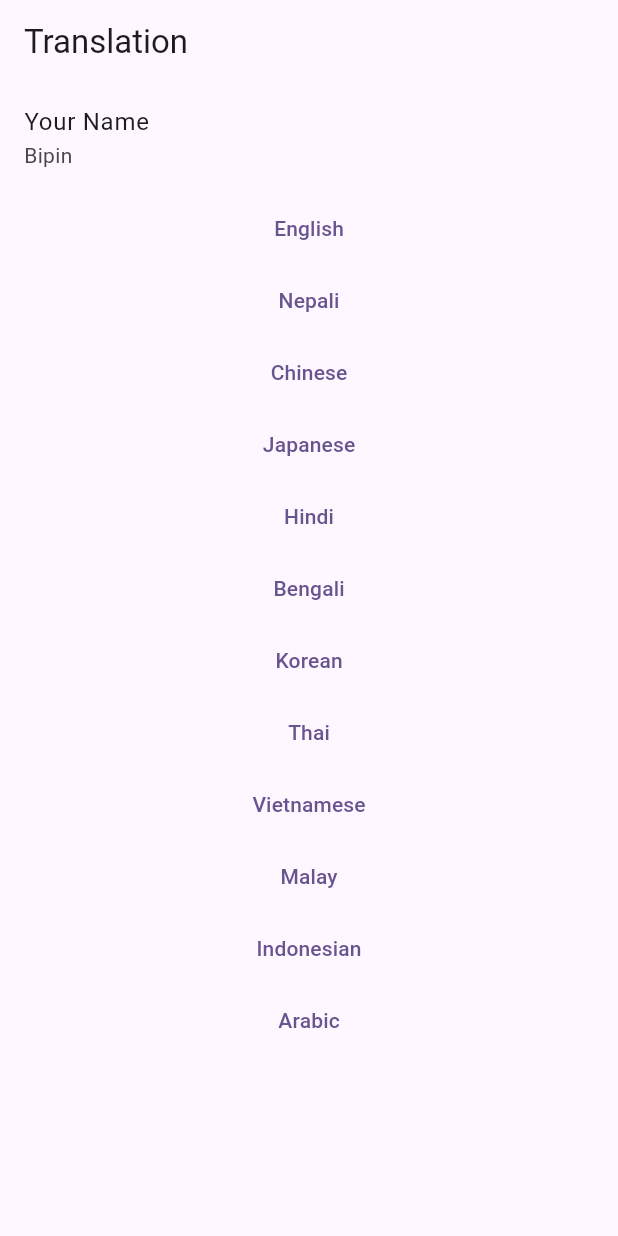
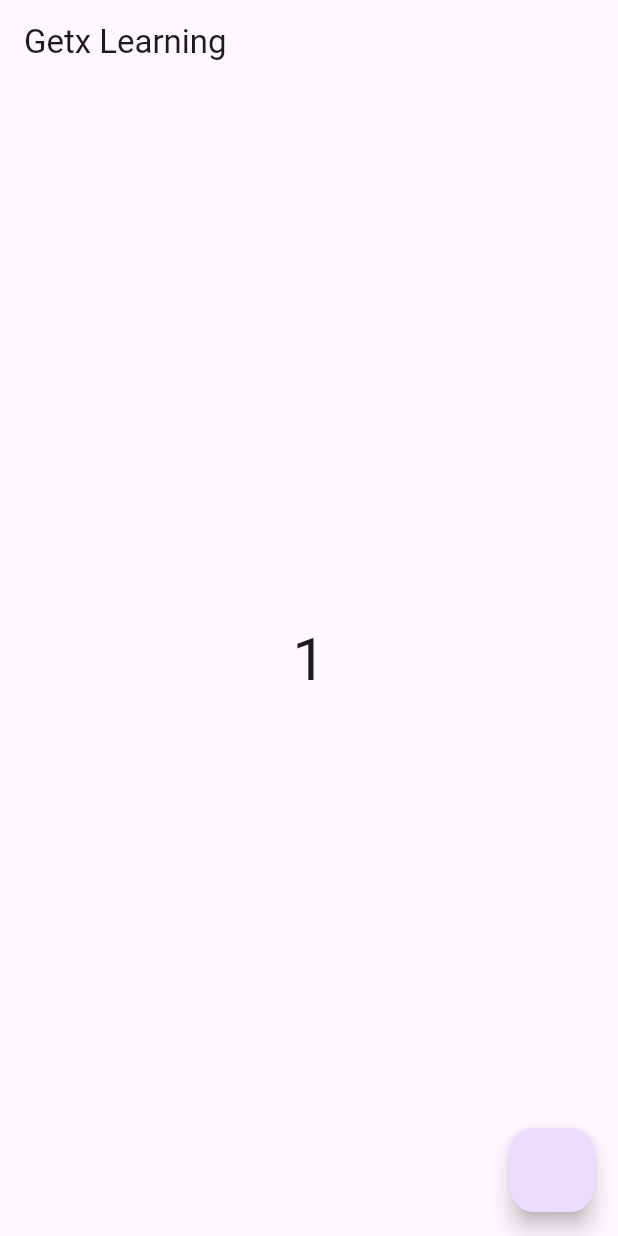
Before and after one commit to bipin24746/getx_learning, a Flutter app: the screen it shows after launch, on a phone screen of 412 x 824 dp. Run offline on Flutter 3.47's test engine with Material 3 defaults, Android fonts, the phone set to English and light mode, and no system bars; our stand-ins replace get.

Commit message:
getx counter done

```diff
--- a/lib/homescreenOne.dart
+++ b/lib/beginning/homescreenOne.dart
@@ -1,6 +1,6 @@
 import 'package:flutter/material.dart';
 import 'package:get/get.dart';
-import 'package:getx_learning/navigatingScreens.dart';
+import 'package:getx_learning/beginning/navigatingScreens.dart';
 
 class Homescreenone extends StatefulWidget {
   const Homescreenone({super.key});
--- a/lib/navigatingScreens.dart
+++ b/lib/beginning/navigatingScreens.dart
@@ -1,6 +1,6 @@
 import 'package:flutter/material.dart';
 import 'package:get/get.dart';
-import 'package:getx_learning/heightWidth.dart';
+import 'package:getx_learning/beginning/heightWidth.dart';
 
 class Navigatingscreens extends StatefulWidget {
   // final String name;
--- a/lib/translation/HomePage.dart
+++ b/lib/beginning/translation/HomePage.dart
@@ -1,6 +1,6 @@
 import 'package:flutter/material.dart';
 import 'package:get/get.dart';
-import 'package:getx_learning/homescreen.dart';
+import 'package:getx_learning/beginning/homescreen.dart';
 
 class Homepage extends StatefulWidget {
   const Homepage({super.key});
--- a/lib/main.dart
+++ b/lib/main.dart
@@ -1,11 +1,12 @@
 import 'package:flutter/material.dart';
 import 'package:get/get.dart';
-import 'package:getx_learning/heightWidth.dart';
-import 'package:getx_learning/homescreen.dart';
-import 'package:getx_learning/homescreenOne.dart';
-import 'package:getx_learning/navigatingScreens.dart';
-import 'package:getx_learning/translation/HomePage.dart';
-import 'package:getx_learning/translation/languages.dart';
+import 'package:getx_learning/beginning/heightWidth.dart';
+import 'package:getx_learning/beginning/homescreen.dart';
+import 'package:getx_learning/beginning/homescreenOne.dart';
+import 'package:getx_learning/beginning/navigatingScreens.dart';
+import 'package:getx_learning/beginning/translation/HomePage.dart';
+import 'package:getx_learning/beginning/translation/languages.dart';
+import 'package:getx_learning/startingProject/homeScreen.dart';
 
 void main() {
   runApp(const MyApp());
@@ -20,14 +21,14 @@ class MyApp extends StatelessWidget {
     return GetMaterialApp(
       title: 'Getx',
       // locale: Locale("US"),
-      fallbackLocale: Locale("en", "US"),
-      locale: Locale("en", "US"),
-      translations: Languages(),
-      theme: ThemeData(
-        colorScheme: ColorScheme.fromSeed(seedColor: Colors.deepPurple),
-        useMaterial3: true,
-      ),
-      home: const Homepage(),
+      // fallbackLocale: Locale("en", "US"),
+      // locale: Locale("en", "US"),
+      // translations: Languages(),
+      // theme: ThemeData(
+      //   colorScheme: ColorScheme.fromSeed(seedColor: Colors.deepPurple),
+      //   useMaterial3: true,
+      // ),
+      // home: const Homepage(),
       // getPages: [
       //   GetPage(name: "/", page: () => HomeScreen()),
       //   GetPage(name: "/homescreenone", page: () => Homescreenone()),
@@ -38,6 +39,8 @@ class MyApp extends StatelessWidget {
       //             height: '',
       //           ))
       // ],
+
+      home: const Homescreen(),
     );
   }
 }
--- /dev/null
+++ b/lib/startingProject/counterController.dart
@@ -0,0 +1,9 @@
+import 'package:get/get.dart';
+
+class Countercontroller extends GetxController {
+  RxInt counter = 1.obs;
+  incrementCounter() {
+    counter.value++;
+    print(counter.value);
+  }
+}
--- /dev/null
+++ b/lib/startingProject/homeScreen.dart
@@ -0,0 +1,31 @@
+import 'package:flutter/material.dart';
+import 'package:get/get.dart';
+import 'package:getx_learning/startingProject/counterController.dart';
+
+class Homescreen extends StatefulWidget {
+  const Homescreen({super.key});
+
+  @override
+  State<Homescreen> createState() => _HomescreenState();
+}
+
+class _HomescreenState extends State<Homescreen> {
+  final Countercontroller controller = Get.put(Countercontroller());
+  @override
+  Widget build(BuildContext context) {
+    return Scaffold(
+      appBar: AppBar(
+        title: Text("Getx Learning"),
+      ),
+      body: Center(child: Obx(() {
+        return Text(
+          controller.counter.toString(),
+          style: TextStyle(fontSize: 40),
+        );
+      })),
+      floatingActionButton: FloatingActionButton(onPressed: () {
+        controller.incrementCounter();
+      }),
+    );
+  }
+}
```
Also changed, not shown: lib/beginning/heightWidth.dart (renamed from lib/heightWidth.dart), lib/beginning/homescreen.dart (renamed from lib/homescreen.dart), lib/beginning/translation/languages.dart (renamed from lib/translation/languages.dart).
